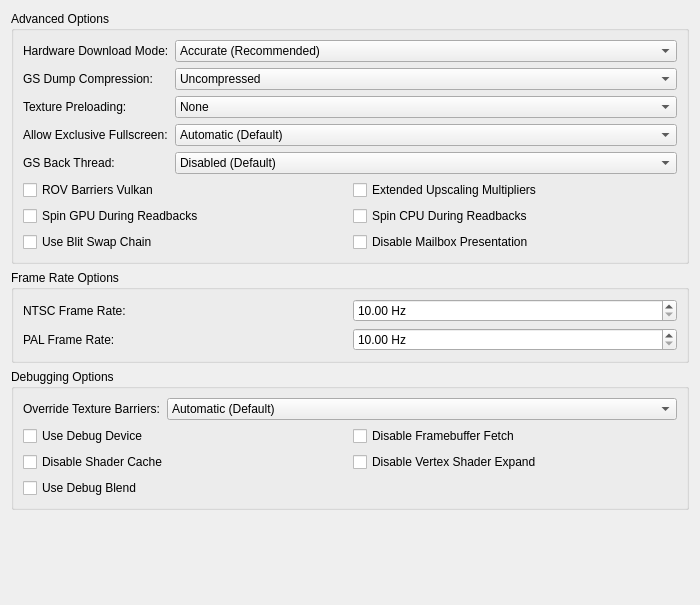
SgtBilko76/ARMSX2-Quest, file pcsx2-qt/Settings/GraphicsAdvancedSettingsTab.ui: the form before one commit.
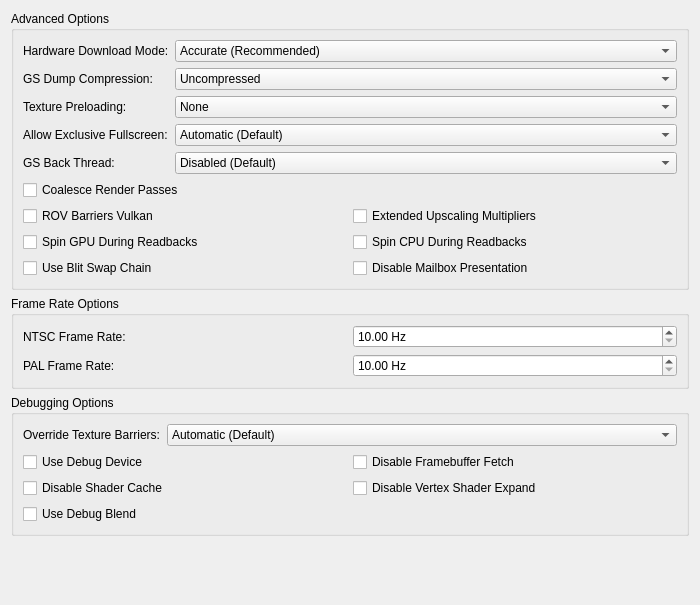
The form after the commit.

Commit message: GS: expose render-pass coalescing in the settings UI and GameDB

```diff
--- a/pcsx2-qt/Settings/GraphicsAdvancedSettingsTab.ui
+++ b/pcsx2-qt/Settings/GraphicsAdvancedSettingsTab.ui
@@ -96,6 +96,13 @@
       </item>
       <item row="10" column="0" colspan="2">
        <layout class="QGridLayout" name="advancedLayout">
+        <item row="0" column="0">
+         <widget class="QCheckBox" name="coalesceRenderPasses">
+          <property name="text">
+           <string>Coalesce Render Passes</string>
+          </property>
+         </widget>
+        </item>
         <item row="2" column="1">
          <widget class="QCheckBox" name="spinCPUDuringReadbacks">
           <property name="text">
```
Left out of the diff: 1 changed line with no effect on the pictures. The commit also changes 4 other files.
